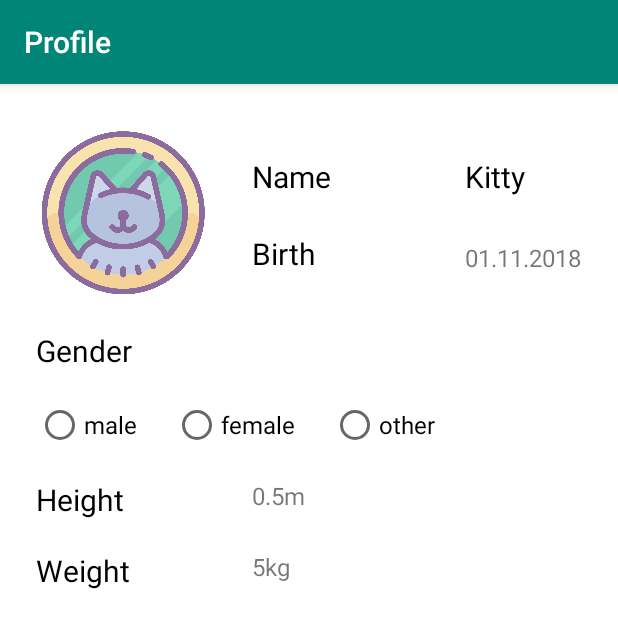
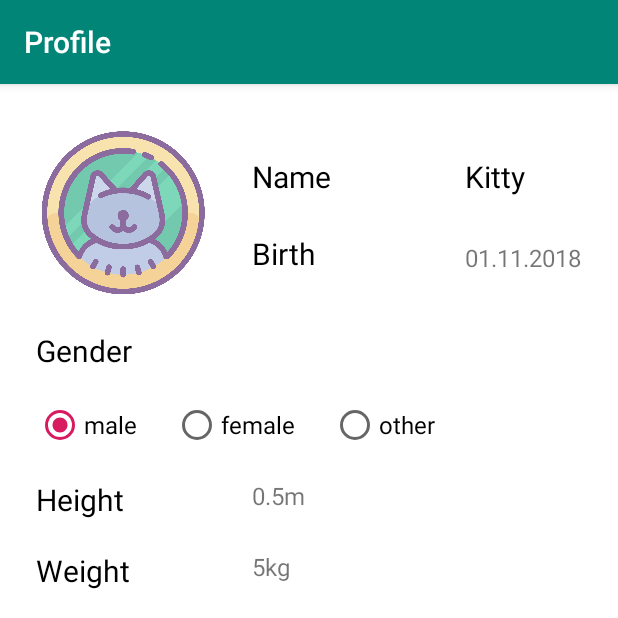
Before and after one commit to ZhenyaVasilevskiy/Catrunner, an Android app: the screen it shows after launch (MainActivity), after a tap on "Profile", on a phone screen of 412 x 824 dp, the top half of it. Run offline under Robolectric (Android 15) with nearby library versions, the phone set to English and light mode, and no system bars; our stand-ins replace data binding.

Commit message:
Created MainActivityViewModel

```diff
--- a/app/build.gradle
+++ b/app/build.gradle
@@ -16,10 +16,14 @@ android {
             proguardFiles getDefaultProguardFile('proguard-android.txt'), 'proguard-rules.pro'
         }
     }
+    dataBinding {
+        enabled = true
+    }
 }
 
 dependencies {
     implementation fileTree(dir: 'libs', include: ['*.jar'])
+    //noinspection GradleCompatible
     implementation 'com.android.support:appcompat-v7:28.0.0'
     implementation 'com.android.support.constraint:constraint-layout:1.1.3'
     implementation 'com.google.android.gms:play-services-maps:16.0.0'
@@ -27,4 +31,6 @@ dependencies {
     androidTestImplementation 'com.android.support.test:runner:1.0.2'
     androidTestImplementation 'com.android.support.test.espresso:espresso-core:3.0.2'
     implementation 'com.android.support:design:28.0.0'
+    implementation "android.arch.lifecycle:extensions:1.1.1"
+    implementation "android.arch.lifecycle:viewmodel:1.1.1"
 }
--- a/app/src/main/AndroidManifest.xml
+++ b/app/src/main/AndroidManifest.xml
@@ -9,7 +9,6 @@
     -->
     <uses-permission android:name="android.permission.ACCESS_FINE_LOCATION" />
     <application
-
         android:allowBackup="true"
         android:icon="@mipmap/ic_launcher"
         android:label="@string/app_name"
@@ -23,6 +22,7 @@
                 <category android:name="android.intent.category.LAUNCHER" />
             </intent-filter>
         </activity>
+
         <uses-library android:name="org.apache.http.legacy" android:required="false" />
 
         <!--
--- a/app/src/main/java/com/example/user/catrunner/MainActivity.java
+++ b/app/src/main/java/com/example/user/catrunner/MainActivity.java
@@ -1,18 +1,26 @@
 package com.example.user.catrunner;
 
+import android.arch.lifecycle.ViewModelProviders;
+import android.arch.lifecycle.Observer;
+import android.databinding.DataBindingUtil;
+import android.os.Bundle;
+import android.support.annotation.Nullable;
 import android.support.v4.app.FragmentTransaction;
 import android.support.v7.app.AppCompatActivity;
-import android.os.Bundle;
-import android.view.View;
 import android.widget.ImageButton;
+
+import com.example.user.catrunner.databinding.ActivityMainBinding;
 
 import fragments.HistoryFragment;
 import fragments.HomeFragment;
 import fragments.InfoFragment;
 import fragments.ProfileFragment;
 import fragments.SettingsFragment;
+import viewModels.ProfileFragmentViewModel;
 
 public class MainActivity extends AppCompatActivity {
+
+    private MainViewModel mainViewModel;
 
     public ImageButton btnHome;
     public ImageButton btnProfile;
@@ -25,6 +33,8 @@ public class MainActivity extends AppCompatActivity {
     public ProfileFragment profileFragment;
     public SettingsFragment settingsFragment;
     public InfoFragment infoFragment;
+
+    private ProfileFragmentViewModel profileFragmentViewModel;
 
     @Override
     protected void onCreate(Bundle savedInstanceState) {
@@ -40,42 +50,62 @@ public class MainActivity extends AppCompatActivity {
         profileFragment = new ProfileFragment();
         settingsFragment = new SettingsFragment();
         infoFragment = new InfoFragment();
-//
+        profileFragmentViewModel = ViewModelProviders.of(this).get(ProfileFragmentViewModel.class);
+
         fragmentTransaction = getSupportFragmentManager().beginTransaction();
         fragmentTransaction.add(R.id.frgmCont, homeFragment);
         btnHome.setImageDrawable(getResources().getDrawable(R.drawable.ic_home_25dp_selected));
         fragmentTransaction.commit();
+
+        ActivityMainBinding binding = DataBindingUtil.setContentView(this, R.layout.activity_main);
+        mainViewModel = ViewModelProviders.of(this).get(MainViewModel.class);
+        binding.setViewModel(mainViewModel);
+        mainViewModel.getCurrentFragment().observe(this, new Observer<Integer>() {
+            @Override
+            public void onChanged(@Nullable Integer integer) {
+                onChangeFragment();
+            }
+        });
     }
 
-    public void onClick(View v) {
+    public ProfileFragmentViewModel getProfileFragmentViewModel() {
+        return profileFragmentViewModel;
+    }
+
+    @Override
+    protected void onRestart() {
+        super.onRestart();
+        onChangeFragment();
+    }
+
+    private void onChangeFragment() {
+        int currentFragment = mainViewModel.getCurrentFragment().getValue();
         fragmentTransaction = getSupportFragmentManager().beginTransaction();
-        switch (v.getId()) {
-            case R.id.btn_home:
+        switch (currentFragment) {
+            case 1:
+                btnHome.setImageDrawable(getResources().getDrawable(R.drawable.ic_home_25dp));
+                fragmentTransaction.replace(R.id.frgmCont, profileFragment);
+                setTitle(getResources().getString(R.string.title_profile));
+                break;
+            case 2:
+                btnHome.setImageDrawable(getResources().getDrawable(R.drawable.ic_home_25dp));
+                fragmentTransaction.replace(R.id.frgmCont, historyFragment);
+                setTitle(getResources().getString(R.string.title_history));
+                break;
+            case 3:
                 fragmentTransaction.replace(R.id.frgmCont, homeFragment);
                 btnHome.setImageDrawable(getResources().getDrawable(R.drawable.ic_home_25dp_selected));
                 setTitle(getResources().getString(R.string.app_name));
                 break;
-            case R.id.btn_history:
-                btnHome.setImageDrawable(getResources().getDrawable(R.drawable.ic_home_25dp));
-                fragmentTransaction.replace(R.id.frgmCont, historyFragment);
-                setTitle(getResources().getString(R.string.title_history));
-                break;
-            case R.id.btn_profile:
-                btnHome.setImageDrawable(getResources().getDrawable(R.drawable.ic_home_25dp));
-                fragmentTransaction.replace(R.id.frgmCont, profileFragment);
-                setTitle(getResources().getString(R.string.title_profile));
-                break;
-            case R.id.btn_settings:
+            case 4:
                 btnHome.setImageDrawable(getResources().getDrawable(R.drawable.ic_home_25dp));
                 fragmentTransaction.replace(R.id.frgmCont, settingsFragment);
                 setTitle(getResources().getString(R.string.title_settings));
                 break;
-            case R.id.btn_info:
+            case 5:
                 btnHome.setImageDrawable(getResources().getDrawable(R.drawable.ic_home_25dp));
                 fragmentTransaction.replace(R.id.frgmCont, infoFragment);
                 setTitle(getResources().getString(R.string.title_info));
-                break;
-            default:
                 break;
         }
 //        fragmentTransaction.addToBackStack(null);
--- /dev/null
+++ b/app/src/main/java/com/example/user/catrunner/MainViewModel.java
@@ -0,0 +1,52 @@
+package com.example.user.catrunner;
+
+import android.arch.lifecycle.MutableLiveData;
+import android.arch.lifecycle.ViewModel;
+import android.view.View;
+
+import viewModels.ProfileFragmentViewModel;
+
+public class MainViewModel extends ViewModel {
+
+    private MutableLiveData<Integer> mCurrentFragment;
+    private MutableLiveData<ProfileFragmentViewModel> profileFragmentViewModel;
+
+    public MutableLiveData<ProfileFragmentViewModel> getProfileFragmentViewModel() {
+        return profileFragmentViewModel;
+    }
+
+    public void setProfileFragmentViewModel(MutableLiveData<ProfileFragmentViewModel> profileFragmentViewModel) {
+        this.profileFragmentViewModel = profileFragmentViewModel;
+    }
+
+    public void setFragmentNumber(View view)
+    {
+        int curFragment = 3;
+        switch (view.getId()) {
+            case R.id.btn_profile:
+                curFragment = 1;
+                break;
+            case R.id.btn_history:
+                curFragment = 2;
+                break;
+            case R.id.btn_home:
+                curFragment = 3;
+                break;
+            case R.id.btn_settings:
+                curFragment = 4;
+                break;
+            case R.id.btn_info:
+                curFragment = 5;
+                break;
+        }
+        mCurrentFragment.setValue(curFragment);
+    }
+
+    public MutableLiveData<Integer> getCurrentFragment() {
+        if (mCurrentFragment == null) {
+            mCurrentFragment = new MutableLiveData<Integer>();
+        }
+        return mCurrentFragment;
+    }
+
+}
--- a/app/src/main/java/fragments/ProfileFragment.java
+++ b/app/src/main/java/fragments/ProfileFragment.java
@@ -1,18 +1,71 @@
 package fragments;
 
+import android.arch.lifecycle.Observer;
+import android.arch.lifecycle.ViewModelProviders;
+import android.databinding.DataBindingUtil;
 import android.os.Bundle;
+import android.support.annotation.Nullable;
 import android.support.v4.app.Fragment;
 import android.view.LayoutInflater;
 import android.view.View;
 import android.view.ViewGroup;
+import android.widget.RadioButton;
 
+import com.example.user.catrunner.databinding.ProfileFragmentBinding;
 import com.example.user.catrunner.R;
 
+import viewModels.ProfileFragmentViewModel;
+
 public class ProfileFragment extends Fragment {
+
+    private ProfileFragmentViewModel profileFragmentViewModel;
+    public RadioButton rbtnMale;
+    public RadioButton rbtnFemale;
+    public RadioButton rbtnOther;
+    private ProfileFragmentBinding binding;
+
+    @Override
+    public void onCreate(Bundle savedInstanceState) {
+        super.onCreate(savedInstanceState);
+    }
 
     @Override
     public View onCreateView(LayoutInflater inflater, ViewGroup container,
                              Bundle savedInstanceState) {
-        return inflater.inflate(R.layout.profile_fragment, null);
+        binding = DataBindingUtil.inflate(inflater,
+                R.layout.profile_fragment, container, false);
+        profileFragmentViewModel = ViewModelProviders.of(this.getActivity()).get(ProfileFragmentViewModel.class);
+        binding.setViewModel(profileFragmentViewModel);
+        profileFragmentViewModel.getGender().observe(this, new Observer<Integer>() {
+            @Override
+            public void onChanged(@Nullable Integer integer) {
+                onChangeGender();
+            }
+        });
+        return binding.getRoot();
+    }
+
+    @Override
+    public void onResume() {
+        super.onResume();
+        onChangeGender();
+    }
+
+    private void onChangeGender() {
+        int curGender = profileFragmentViewModel.getGender().getValue();
+        switch (curGender) {
+            case 1:
+                rbtnMale = getView().findViewById(R.id.rbtn_male);
+                rbtnMale.setChecked(true);
+                break;
+            case 2:
+                rbtnFemale = getView().findViewById(R.id.rbtn_female);
+                rbtnFemale.setChecked(true);
+                break;
+            case 3:
+                rbtnOther = getView().findViewById(R.id.rbtn_other);
+                rbtnOther.setChecked(true);
+                break;
+        }
     }
 }
--- /dev/null
+++ b/app/src/main/java/viewModels/HistoryFragmentViewModel.java
@@ -0,0 +1,4 @@
+package viewModels;
+
+public class HistoryFragmentViewModel {
+}
--- /dev/null
+++ b/app/src/main/java/viewModels/HomeFragmentViewModel.java
@@ -0,0 +1,4 @@
+package viewModels;
+
+public class HomeFragmentViewModel {
+}
--- /dev/null
+++ b/app/src/main/java/viewModels/InfoFragmentViewModel.java
@@ -0,0 +1,4 @@
+package viewModels;
+
+public class InfoFragmentViewModel {
+}
--- /dev/null
+++ b/app/src/main/java/viewModels/MapFragmentViewModel.java
@@ -0,0 +1,4 @@
+package viewModels;
+
+public class MapFragmentViewModel {
+}
--- /dev/null
+++ b/app/src/main/java/viewModels/ProfileFragmentViewModel.java
@@ -0,0 +1,37 @@
+package viewModels;
+
+import android.arch.lifecycle.MutableLiveData;
+import android.arch.lifecycle.ViewModel;
+import android.view.View;
+
+import com.example.user.catrunner.R;
+
+public class ProfileFragmentViewModel extends ViewModel {
+
+    private MutableLiveData<Integer> mCurrentGender;
+
+    public void setGender(View view)
+    {
+        int curFragment = 1;
+        switch (view.getId()) {
+            case R.id.rbtn_male:
+                curFragment = 1;
+                break;
+            case R.id.rbtn_female:
+                curFragment = 2;
+                break;
+            case R.id.rbtn_other:
+                curFragment = 3;
+                break;
+        }
+        mCurrentGender.setValue(curFragment);
+    }
+
+    public MutableLiveData<Integer> getGender() {
+        if (mCurrentGender == null) {
+            mCurrentGender = new MutableLiveData<Integer>();
+            mCurrentGender.setValue(1);
+        }
+        return mCurrentGender;
+    }
+}
--- /dev/null
+++ b/app/src/main/java/viewModels/SettingsFragmentViewModel.java
@@ -0,0 +1,4 @@
+package viewModels;
+
+public class SettingsFragmentViewModel {
+}
--- a/app/src/main/res/layout/activity_main.xml
+++ b/app/src/main/res/layout/activity_main.xml
@@ -1,18 +1,25 @@
 <?xml version="1.0" encoding="utf-8"?>
-<LinearLayout xmlns:android="http://schemas.android.com/apk/res/android"
-    xmlns:app="http://schemas.android.com/apk/res-auto"
+
+<layout xmlns:android="http://schemas.android.com/apk/res/android">
+
+    <data>
+        <variable
+            name="viewModel"
+            type="com.example.user.catrunner.MainViewModel"/>
+    </data>
+
+    <LinearLayout
         android:layout_width="match_parent"
         android:layout_height="match_parent"
+        android:background="@color/colorWhite"
         android:gravity="bottom"
-    android:background="@color/colorWhite"
         android:orientation="vertical">
 
         <FrameLayout
             android:id="@+id/frgmCont"
             android:layout_width="match_parent"
             android:layout_height="0dp"
-        android:layout_weight="1" >
-    </FrameLayout>
+            android:layout_weight="1"/>
 
         <LinearLayout
             android:layout_width="match_parent"
@@ -20,56 +27,57 @@
             android:padding="8dp">
 
             <ImageButton
+                android:id="@+id/btn_profile"
+                android:layout_width="0dp"
+                android:layout_height="match_parent"
+                android:layout_weight="1"
+                android:background="@drawable/menu_btn_shape"
                 android:contentDescription="@string/title_profile"
-            android:src="@drawable/ic_cat_25dp"
-            android:background="@drawable/menu_btn_shape"
-            android:id="@+id/btn_profile"
-            android:layout_height="match_parent"
-            android:layout_width="0dp"
-            android:layout_weight="1"
-            android:onClick="onClick"/>
+                android:onClick="@{viewModel::setFragmentNumber}"
+                android:src="@drawable/ic_cat_25dp" />
 
             <ImageButton
+                android:id="@+id/btn_history"
+                android:layout_width="0dp"
+                android:layout_height="match_parent"
+                android:layout_weight="1"
+                android:background="@drawable/menu_btn_shape"
                 android:contentDescription="@string/title_history"
-            android:src="@drawable/ic_history_24dp"
-            android:background="@drawable/menu_btn_shape"
-            android:id="@+id/btn_history"
-            android:layout_height="match_parent"
-            android:layout_width="0dp"
-            android:layout_weight="1"
-            android:onClick="onClick"/>
+                android:onClick="@{viewModel::setFragmentNumber}"
+                android:src="@drawable/ic_history_24dp" />
 
             <ImageButton
+                android:id="@+id/btn_home"
+                android:layout_width="0dp"
+                android:layout_height="match_parent"
+                android:layout_weight="1"
+                android:background="@drawable/menu_btn_shape"
                 android:contentDescription="@string/app_name"
-            android:src="@drawable/ic_home_25dp"
-            android:background="@drawable/menu_btn_shape"
-            android:id="@+id/btn_home"
-            android:layout_height="match_parent"
-            android:layout_width="0dp"
-            android:layout_weight="1"
-            android:onClick="onClick"/>
+                android:onClick="@{viewModel::setFragmentNumber}"
+                android:src="@drawable/ic_home_25dp" />
 
             <ImageButton
+                android:id="@+id/btn_settings"
+                android:layout_width="0dp"
+                android:layout_height="match_parent"
+                android:layout_weight="1"
+                android:background="@drawable/menu_btn_shape"
                 android:contentDescription="@string/title_settings"
-            android:src="@drawable/ic_settings_25dp"
-            android:background="@drawable/menu_btn_shape"
-            android:id="@+id/btn_settings"
-            android:layout_height="match_parent"
-            android:layout_width="0dp"
-            android:layout_weight="1"
-            android:onClick="onClick"/>
+                android:onClick="@{viewModel::setFragmentNumber}"
+                android:src="@drawable/ic_settings_25dp" />
 
             <ImageButton
+                android:id="@+id/btn_info"
+                android:layout_width="0dp"
+                android:layout_height="match_parent"
+                android:layout_margin="2dp"
+                android:layout_weight="1"
+                android:background="@drawable/menu_btn_shape"
                 android:contentDescription="@string/title_info"
-            android:src="@drawable/ic_i_25dp"
-            android:background="@drawable/menu_btn_shape"
-            android:id="@+id/btn_info"
-            android:layout_height="match_parent"
-            android:layout_width="0dp"
-            android:layout_weight="1"
-            android:onClick="onClick"
-            android:layout_margin="2dp" />
+                android:onClick="@{viewModel::setFragmentNumber}"
+                android:src="@drawable/ic_i_25dp" />
 
         </LinearLayout>
 
     </LinearLayout>
+</layout>
--- a/app/src/main/res/layout/profile_fragment.xml
+++ b/app/src/main/res/layout/profile_fragment.xml
@@ -1,9 +1,19 @@
 <?xml version="1.0" encoding="utf-8"?>
-<ScrollView xmlns:android="http://schemas.android.com/apk/res/android"
+
+<layout xmlns:android="http://schemas.android.com/apk/res/android">
+
+    <data>
+
+        <variable
+            name="viewModel"
+            type="viewModels.ProfileFragmentViewModel" />
+    </data>
+
+    <ScrollView
         android:layout_width="match_parent"
         android:layout_height="match_parent">
 
-    <RelativeLayout xmlns:android="http://schemas.android.com/apk/res/android"
+        <RelativeLayout
             android:layout_width="match_parent"
             android:layout_height="match_parent"
             android:background="@color/colorWhite"
@@ -90,28 +100,34 @@
                 android:orientation="horizontal">
 
                 <RadioButton
+                    android:id="@+id/rbtn_male"
                     android:layout_width="wrap_content"
                     android:layout_height="wrap_content"
                     android:layout_marginEnd="24dp"
                     android:layout_marginRight="24dp"
                     android:text="@string/txt_male"
-                android:textSize="16sp" />
+                    android:textSize="16sp"
+                    android:onClick="@{viewModel::setGender}"/>
 
                 <RadioButton
+                    android:id="@+id/rbtn_female"
                     android:layout_width="wrap_content"
                     android:layout_height="wrap_content"
                     android:layout_marginEnd="24dp"
                     android:layout_marginRight="24dp"
                     android:text="@string/txt_female"
-                android:textSize="16sp" />
+                    android:textSize="16sp"
+                    android:onClick="@{viewModel::setGender}"/>
 
                 <RadioButton
+                    android:id="@+id/rbtn_other"
                     android:layout_width="wrap_content"
                     android:layout_height="wrap_content"
                     android:layout_marginEnd="24dp"
                     android:layout_marginRight="24dp"
                     android:text="@string/txt_other"
-                android:textSize="16sp" />
+                    android:textSize="16sp"
+                    android:onClick="@{viewModel::setGender}"/>
 
             </RadioGroup>
 
@@ -169,3 +185,4 @@
 
         </RelativeLayout>
     </ScrollView>
+</layout>
```
Lines whose indentation alone changed are shown as unchanged.
